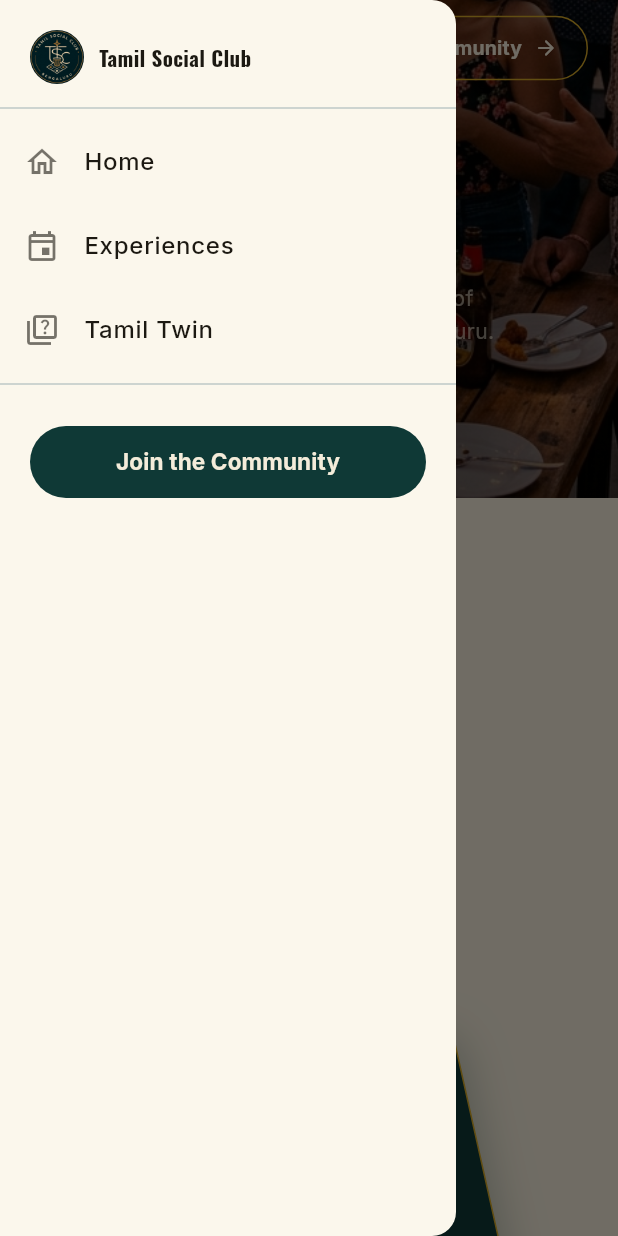
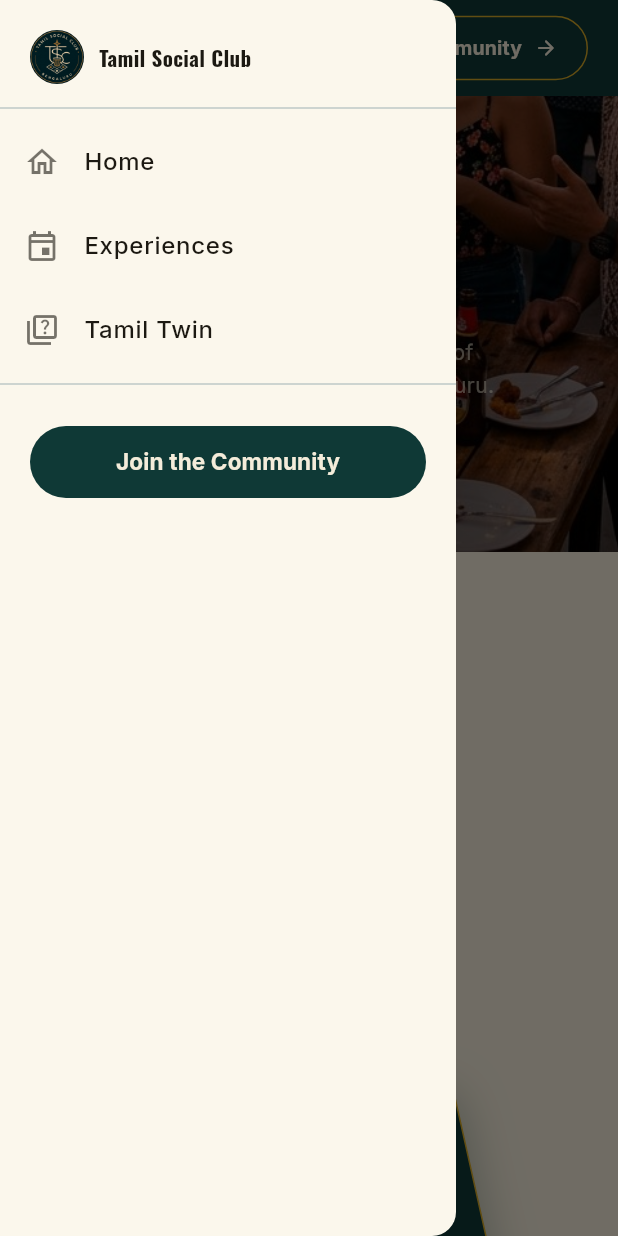
Before and after one commit to shalini-jeyra/tamil_social_club, a Flutter app: the screen it shows after launch, scrolled down 576 dp, after a tap on the "menu" icon, on a phone screen of 412 x 824 dp. Run offline on Flutter 3.47's test engine with Material 3 defaults, Android fonts, the phone set to English and light mode, and no system bars; our stand-ins replace go_router, google_fonts, lucide_icons, share_plus.

Commit message:
fix: revert informal tamil, fix app header scroll visibility, optimize hero image size

```diff
--- a/lib/pages/experiences/experiences_page.dart
+++ b/lib/pages/experiences/experiences_page.dart
@@ -29,7 +29,6 @@
     final event = chapter0Event;
 
     return Scaffold(
-      extendBodyBehindAppBar: true,
       appBar: const AppHeader(),
       drawer: const AppDrawer(),
       body: SingleChildScrollView(
@@ -39,7 +38,7 @@
             Container(
               width: double.infinity,
               color: AppColors.teal900,
-              padding: EdgeInsets.fromLTRB(20, isMobile ? 100 : 120, 20, 48),
+              padding: EdgeInsets.fromLTRB(20, isMobile ? 56 : 72, 20, 48),
               child: Center(
                 child: ConstrainedBox(
                   constraints: const BoxConstraints(maxWidth: 780),
--- a/lib/pages/home/home_page.dart
+++ b/lib/pages/home/home_page.dart
@@ -33,7 +33,6 @@
   @override
   Widget build(BuildContext context) {
     return Scaffold(
-      extendBodyBehindAppBar: true,
       appBar: const AppHeader(),
       drawer: const AppDrawer(),
       body: const SingleChildScrollView(
--- a/lib/pages/home/widgets/hero_section.dart
+++ b/lib/pages/home/widgets/hero_section.dart
@@ -24,7 +24,7 @@
           // Background Image
           Positioned.fill(
             child: Image.asset(
-              "assets/images/hero_bg.png",
+              "assets/images/hero_bg.jpg",
               fit: BoxFit.cover,
             ),
           ),
@@ -77,7 +77,7 @@
                   ConstrainedBox(
                     constraints: const BoxConstraints(maxWidth: 500),
                     child: Text(
-                      "Tamil Social Club is a community for Tamil people in Bengaluru to meet, hang out and find something fun to do together. (நம்ம ஆளுங்க!)",
+                      "Tamil Social Club is a community for Tamil people in Bengaluru to meet, hang out and find something fun to do together.",
                       style: AppTextStyles.body(
                         color: AppColors.cream.withOpacity(0.85),
                         size: isMobile ? 18 : 22,
--- a/lib/pages/home/widgets/problem_section.dart
+++ b/lib/pages/home/widgets/problem_section.dart
@@ -25,11 +25,11 @@
             crossAxisAlignment: CrossAxisAlignment.start,
             children: [
               Text(
-                "\u201Cமச்சான், நாம சீக்கிரம்\nமீட் பண்ணனும்.\u201D",
+                "\u201CWe should\nmeet sometime.\u201D",
                 style: AppTextStyles.display(
-                  size: isMobile ? 38 : 60,
+                  size: isMobile ? 38 : 64,
                   color: AppColors.charcoal,
-                ).copyWith(height: 1.1, letterSpacing: -0.5),
+                ).copyWith(height: 1.06, letterSpacing: -0.5),
               ),
               const SizedBox(height: 40),
               Container(width: 48, height: 3, color: AppColors.gold),
--- a/lib/pages/tamil_twin/tamil_twin_page.dart
+++ b/lib/pages/tamil_twin/tamil_twin_page.dart
@@ -8,6 +8,8 @@
 import "widgets/landing_view.dart";
 import "widgets/quiz_view.dart";
 import "widgets/result_view.dart";
+import "../../widgets/navigation/app_drawer.dart";
+import "../../widgets/navigation/app_header.dart";
 
 enum _Stage { landing, quiz, calculating, result }
 
@@ -68,7 +70,6 @@
   @override
   Widget build(BuildContext context) {
     return Scaffold(
-      extendBodyBehindAppBar: true,
       appBar: const AppHeader(),
       drawer: const AppDrawer(),
       backgroundColor: AppColors.teal900,
--- a/lib/widgets/navigation/app_header.dart
+++ b/lib/widgets/navigation/app_header.dart
@@ -22,7 +22,7 @@
 
     return Container(
       height: 64,
-      color: Colors.transparent,
+      color: AppColors.teal900,
       padding: const EdgeInsets.symmetric(horizontal: 16),
       child: Row(
         crossAxisAlignment: CrossAxisAlignment.center,
```
Also changed, not shown: assets/images/hero_bg.jpg (added), assets/images/hero_bg.png (deleted).
